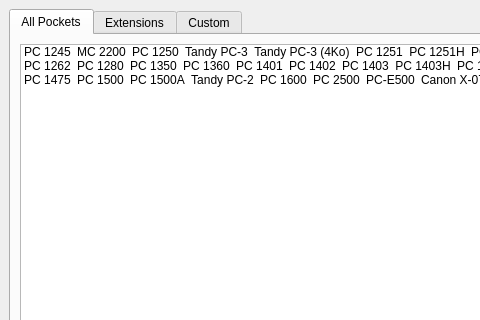
Qt form ui/startup.ui (TheProjecter/pockemul) before a commit; both pictures show x 0 to 480 and y 0 to 320 of the 704 by 557 pixel window.
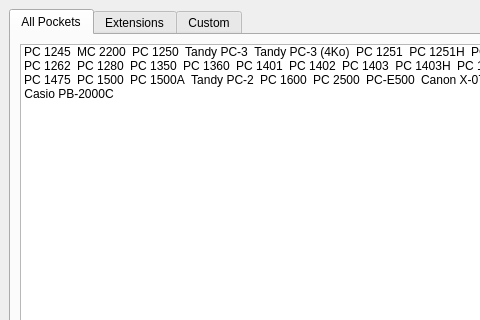
The same form after that commit. Icons and pictures are not drawn.

```diff
--- a/ui/startup.ui
+++ b/ui/startup.ui
@@ -383,6 +383,15 @@
             <normaloff>:/pb1000/pb-1000.png</normaloff>:/pb1000/pb-1000.png</iconset>
           </property>
          </item>
+         <item>
+          <property name="text">
+           <string>Casio PB-2000C</string>
+          </property>
+          <property name="icon">
+           <iconset resource="../resources/pb2000.qrc">
+            <normaloff>:/pb2000/pb-2000.png</normaloff>:/pb2000/pb-2000.png</iconset>
+          </property>
+         </item>
         </widget>
        </item>
       </layout>
```
Left out of the diff: 1 changed line with no effect on the pictures.
